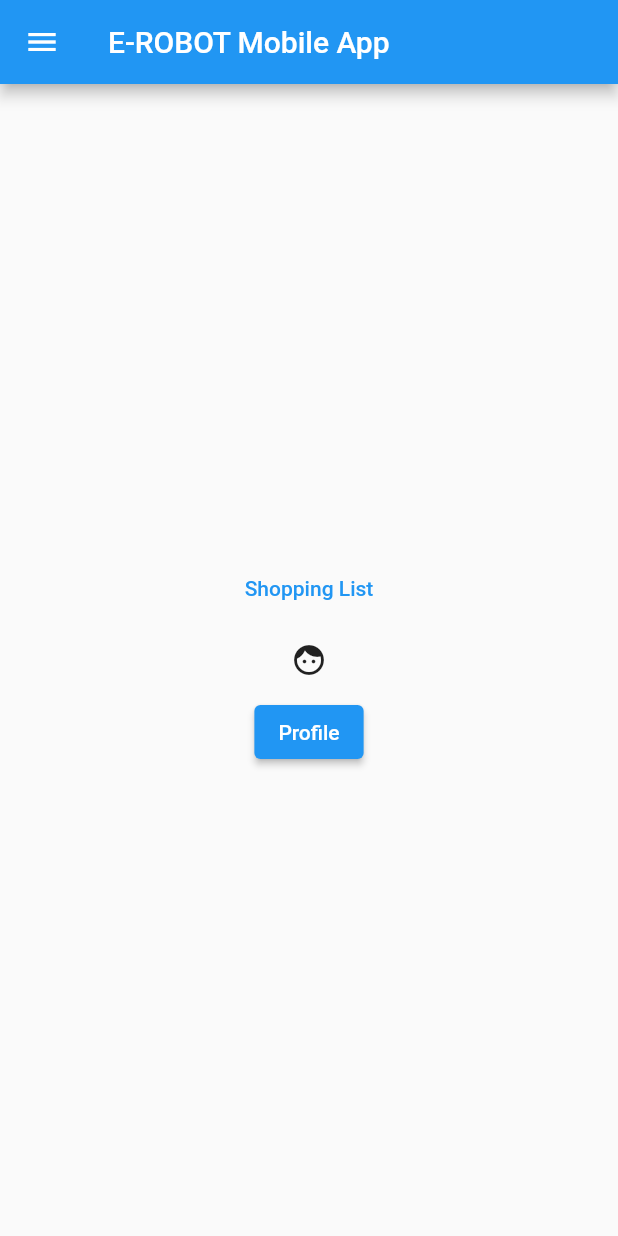
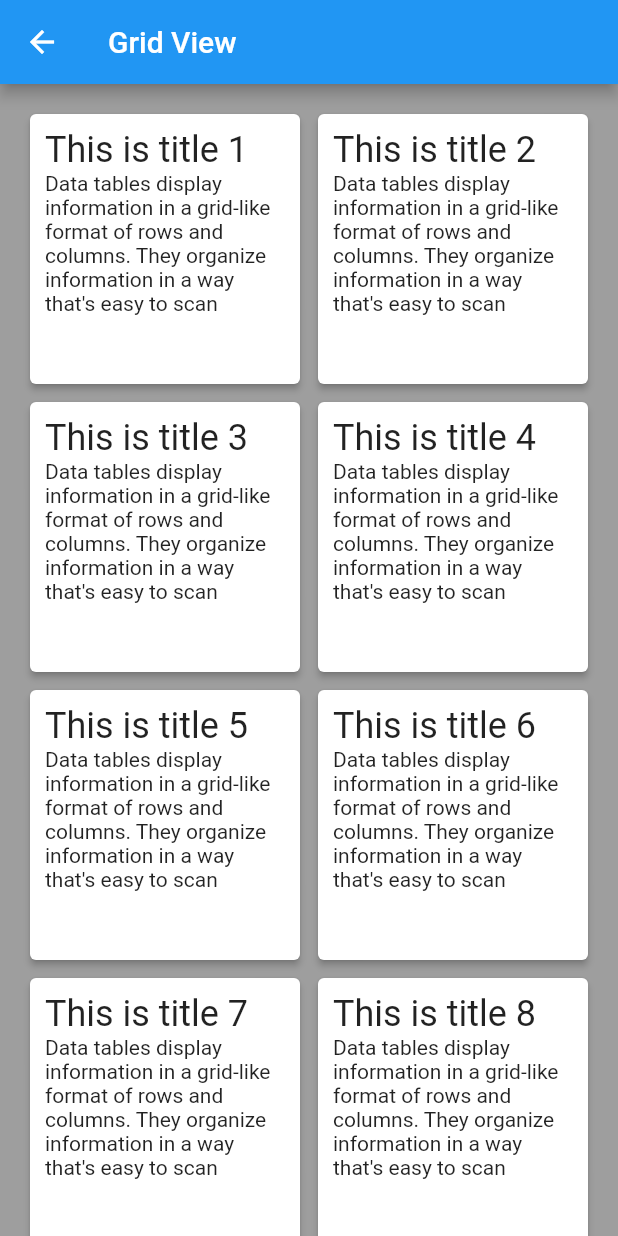
Before and after one commit to begoingto/learning_app, a Flutter app: the screen it shows after launch, after a tap on the "face" icon, on a phone screen of 412 x 824 dp. Run offline on Flutter 3.47's test engine with Material 2 defaults, Android fonts, the phone set to English and light mode, and no system bars.

Commit message:
add gridview

```diff
--- /dev/null
+++ b/lib/grid_view.dart
@@ -0,0 +1,40 @@
+import 'package:flutter/material.dart';
+
+class MyGridScreen extends StatelessWidget {
+  const MyGridScreen({Key? key}) : super(key: key);
+
+  @override
+  Widget build(BuildContext context) {
+    return Scaffold(
+        appBar: AppBar(title: const Text('Grid View')),
+        backgroundColor: Colors.grey,
+        body: GridView(
+          padding: const EdgeInsets.all(16),
+          gridDelegate: const SliverGridDelegateWithFixedCrossAxisCount(
+            crossAxisCount: 2,
+            mainAxisSpacing: 4,
+            crossAxisSpacing: 4,
+          ),
+          children: List.generate(20, (index) {
+            return Card(
+              color: Colors.white,
+              elevation: 2,
+              child: Container(
+                padding: const EdgeInsets.all(10),
+                child: Column(
+                  crossAxisAlignment: CrossAxisAlignment.start,
+                  children: [
+                    Text(
+                      'This is title ${index + 1}',
+                      style: Theme.of(context).textTheme.headline5,
+                    ),
+                    const Text(
+                        "Data tables display information in a grid-like format of rows and columns. They organize information in a way that's easy to scan")
+                  ],
+                ),
+              ),
+            );
+          }),
+        ));
+  }
+}
--- a/lib/main.dart
+++ b/lib/main.dart
@@ -1,4 +1,5 @@
 import 'package:flutter/material.dart';
+import 'package:learning_app/grid_view.dart';
 import 'package:learning_app/list_view_screen.dart';
 import 'package:learning_app/profile_screen.dart';
 
@@ -48,7 +49,13 @@ class MyHome extends StatelessWidget {
               child: const Text('Shopping List'),
             ),
             IconButton(
-              onPressed: () => {},
+              onPressed: () => {
+                Navigator.push(
+                    context,
+                    MaterialPageRoute(
+                      builder: (context) => MyGridScreen(),
+                    ))
+              },
               icon: const Icon(Icons.face),
             ),
             ElevatedButton(
```
